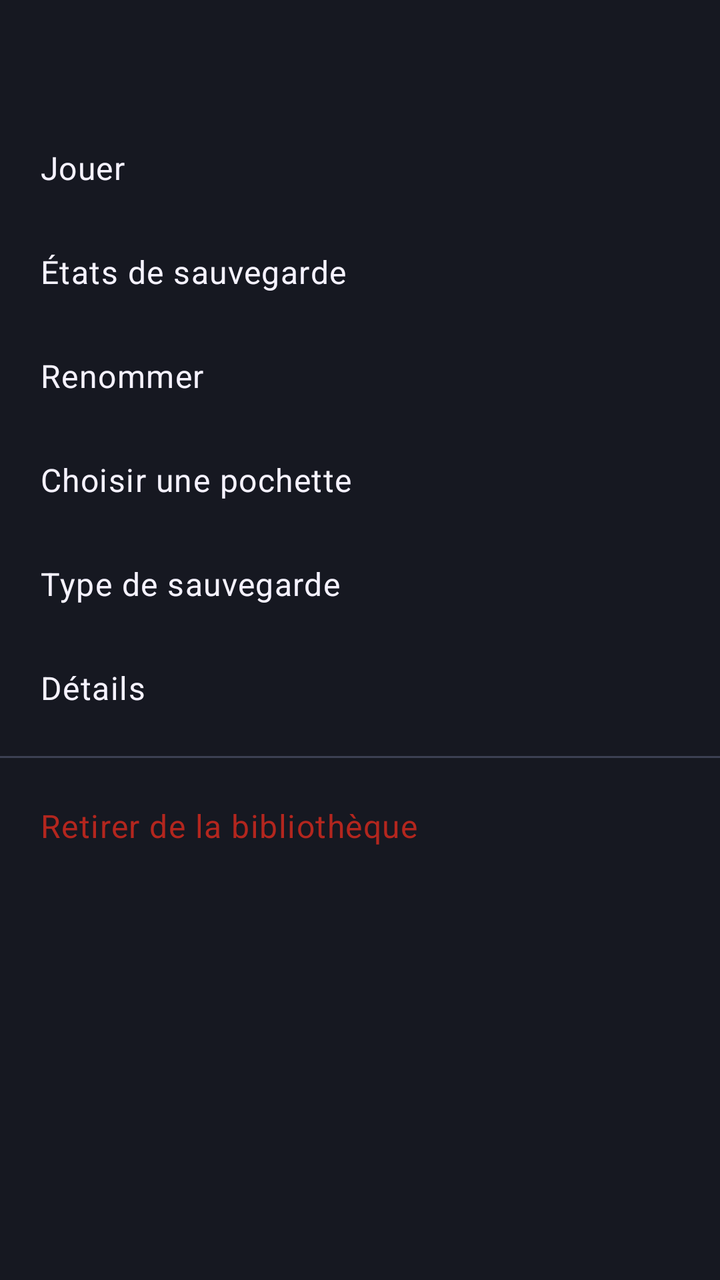
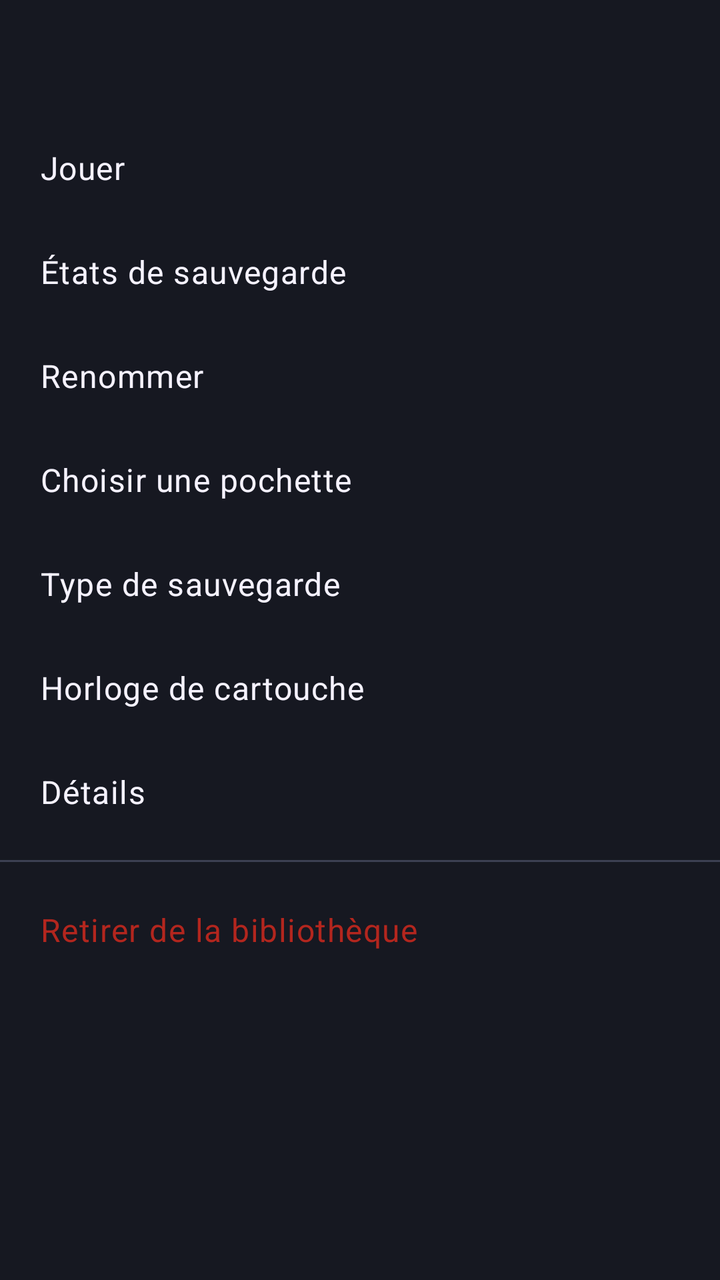

An Android layout rendered at two revisions. The XML below is the earlier revision; the diff shows what the commit changed to produce the second picture.
<!-- AndroidManifest.xml: application theme Theme.RavenEmu -->
<!-- res/layout/sheet_game_actions.xml -->
<?xml version="1.0" encoding="utf-8"?>
<LinearLayout xmlns:android="http://schemas.android.com/apk/res/android"
    android:layout_width="match_parent"
    android:layout_height="wrap_content"
    android:background="@color/raven_surface"
    android:orientation="vertical"
    android:paddingTop="12dp"
    android:paddingBottom="12dp">

    <TextView
        android:id="@+id/sheetTitle"
        android:layout_width="match_parent"
        android:layout_height="wrap_content"
        android:ellipsize="end"
        android:maxLines="1"
        android:paddingStart="20dp"
        android:paddingEnd="20dp"
        android:textAppearance="?attr/textAppearanceSubtitle1"
        android:textColor="@color/raven_text_primary" />

    <TextView
        android:id="@+id/sheetSubtitle"
        android:layout_width="match_parent"
        android:layout_height="wrap_content"
        android:ellipsize="end"
        android:maxLines="1"
        android:paddingStart="20dp"
        android:paddingEnd="20dp"
        android:paddingBottom="8dp"
        android:textAppearance="?attr/textAppearanceCaption"
        android:textColor="@color/raven_text_secondary" />

    <TextView
        android:id="@+id/actionPlay"
        style="@style/RavenSheetAction"
        android:text="@string/library_action_play" />

    <TextView
        android:id="@+id/actionStates"
        style="@style/RavenSheetAction"
        android:text="@string/library_action_states" />

    <TextView
        android:id="@+id/actionRename"
        style="@style/RavenSheetAction"
        android:text="@string/library_action_rename" />

    <TextView
        android:id="@+id/actionCover"
        style="@style/RavenSheetAction"
        android:text="@string/library_choose_cover" />

    <TextView
        android:id="@+id/actionSaveType"
        style="@style/RavenSheetAction"
        android:text="@string/library_save_type" />

    <TextView
        android:id="@+id/actionDetails"
        style="@style/RavenSheetAction"
        android:text="@string/library_rom_details" />

    <View
        android:layout_width="match_parent"
        android:layout_height="1dp"
        android:layout_marginTop="8dp"
        android:layout_marginBottom="8dp"
        android:background="@color/raven_outline" />

    <TextView
        android:id="@+id/actionRemove"
        style="@style/RavenSheetAction"
        android:text="@string/library_action_remove"
        android:textColor="@color/badge_invalid_header" />
</LinearLayout>
<!-- resources referenced by this layout -->
<resources>
  <color name="badge_invalid_header">#B3261E</color>
  <color name="raven_outline">#3C4052</color>
  <color name="raven_surface">#161821</color>
  <color name="raven_text_primary">#F5F2FF</color>
  <color name="raven_text_secondary">#CBC4DC</color>
  <string name="library_action_play">Jouer</string>
  <string name="library_action_remove">Retirer de la bibliothèque</string>
  <string name="library_action_rename">Renommer</string>
  <string name="library_action_states">États de sauvegarde</string>
  <string name="library_choose_cover">Choisir une pochette</string>
  <string name="library_rom_details">Détails</string>
  <string name="library_save_type">Type de sauvegarde</string>
  <style name="RavenSheetAction">
          <item name="android:layout_width">match_parent</item>
          <item name="android:layout_height">wrap_content</item>
          <item name="android:background">?attr/selectableItemBackground</item>
          <item name="android:clickable">true</item>
          <item name="android:focusable">true</item>
          <item name="android:gravity">center_vertical</item>
          <item name="android:minHeight">52dp</item>
          <item name="android:paddingStart">20dp</item>
          <item name="android:paddingEnd">20dp</item>
          <item name="android:textAppearance">?attr/textAppearanceBody1</item>
          <item name="android:textColor">@color/raven_text_primary</item>
      </style>
  <style name="Theme.RavenEmu" parent="Theme.MaterialComponents.NoActionBar">
          <item name="colorPrimary">@color/raven_primary</item>
          <item name="colorPrimaryVariant">@color/raven_primary_dark</item>
          <item name="colorOnPrimary">@color/raven_text_primary</item>
          <item name="colorSecondary">@color/raven_accent</item>
          <item name="colorSecondaryVariant">@color/raven_primary</item>
          <item name="colorOnSecondary">@color/raven_on_accent</item>
          <item name="colorSurface">@color/raven_surface</item>
          <item name="colorOnSurface">@color/raven_text_primary</item>
          <item name="colorOnBackground">@color/raven_text_primary</item>
  
          <item name="android:windowBackground">@color/raven_background</item>
          <item name="android:colorBackground">@color/raven_background</item>
          <item name="android:statusBarColor">@color/raven_primary_dark</item>
          <item name="android:navigationBarColor">@color/raven_primary_dark</item>
          <item name="android:windowLightStatusBar">false</item>
  
          <item name="android:textColorPrimary">@color/raven_text_primary</item>
          <item name="android:textColorSecondary">@color/raven_text_secondary</item>
          <item name="colorControlActivated">@color/raven_accent</item>
          <item name="colorControlNormal">@color/raven_text_secondary</item>
          <item name="colorControlHighlight">@color/raven_ripple</item>
      </style>
  <color name="raven_primary">#6D4CC7</color>
  <color name="raven_primary_dark">#090A0F</color>
  <color name="raven_accent">#A78BFA</color>
  <color name="raven_on_accent">#160F24</color>
  <color name="raven_background">#0B0C12</color>
  <color name="raven_ripple">#33A78BFA</color>
</resources>

<!-- the commit's change to res/layout/sheet_game_actions.xml (unified diff, before → after) -->
@@ -56,6 +56,11 @@
         android:text="@string/library_save_type" />
 
     <TextView
+        android:id="@+id/actionRtc"
+        style="@style/RavenSheetAction"
+        android:text="@string/library_rtc" />
+
+    <TextView
         android:id="@+id/actionDetails"
         style="@style/RavenSheetAction"
         android:text="@string/library_rom_details" />
<!-- resource entries referenced after the edit -->
@@ -11,6 +11,7 @@
   <string name="library_action_states">États de sauvegarde</string>
   <string name="library_choose_cover">Choisir une pochette</string>
   <string name="library_rom_details">Détails</string>
+  <string name="library_rtc">Horloge de cartouche</string>
   <string name="library_save_type">Type de sauvegarde</string>
   <style name="RavenSheetAction">
           <item name="android:layout_width">match_parent</item>
